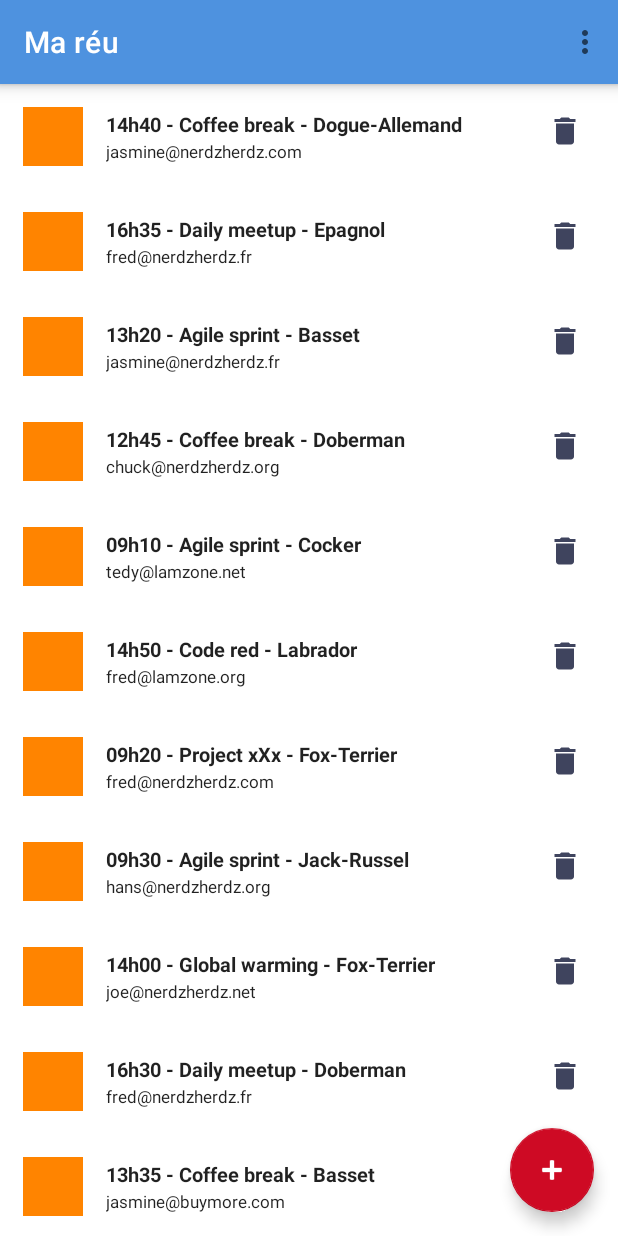
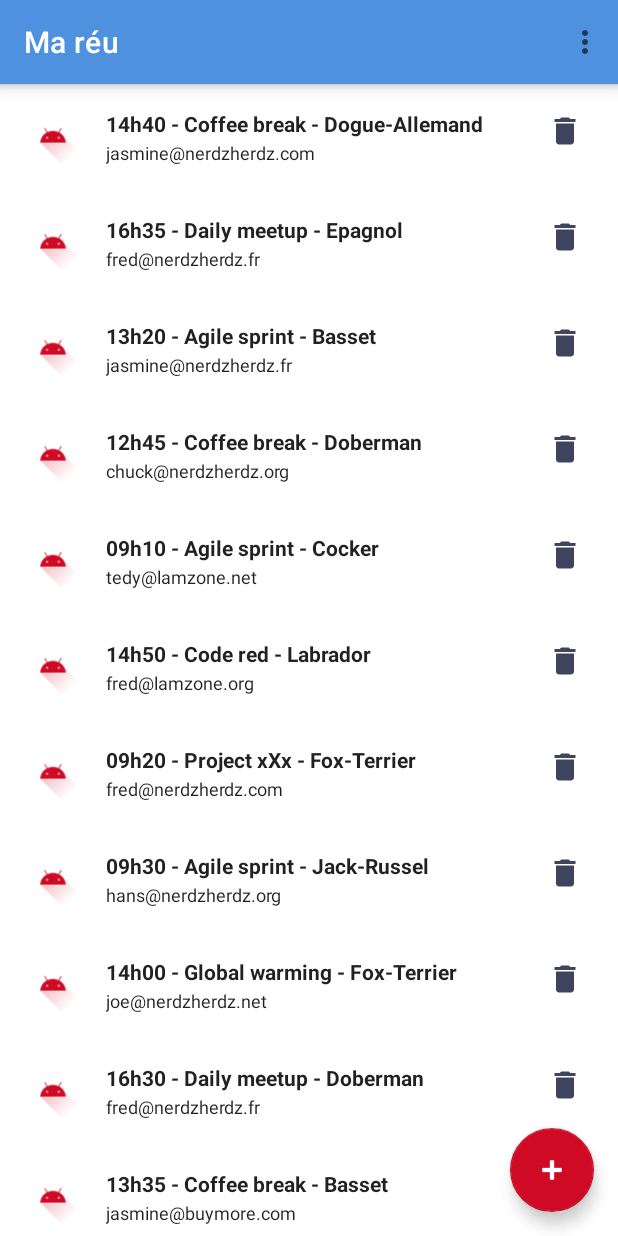
Before and after one commit to NinoDLC/Mareu, an Android app: the screen it shows after launch (MainActivity), on a phone screen of 412 x 824 dp. Run offline under Robolectric (Android 15) with nearby library versions, the phone set to English and light mode, and no system bars.

Commit message:
1h hour of Nino video : ListAdapter + private fields for viewHolder class

```diff
--- a/app/src/main/java/com/openclassrooms/mareu/model/MeetingRoom.java
+++ b/app/src/main/java/com/openclassrooms/mareu/model/MeetingRoom.java
@@ -1,4 +1,6 @@
 package com.openclassrooms.mareu.model;
+
+import androidx.annotation.DrawableRes;
 
 public class MeetingRoom {
 
@@ -7,6 +9,8 @@ public class MeetingRoom {
     private final String mLocation;
     private final String[] mDevices;
     private final int mCapacity;
+
+    @DrawableRes
     private final int mImageSrc;
 
     public MeetingRoom(int id, String name, String location, String[] devices, int capacity, int imageSrc) {
--- a/app/src/main/java/com/openclassrooms/mareu/repository/DummyMeetingRoomsGenerator.java
+++ b/app/src/main/java/com/openclassrooms/mareu/repository/DummyMeetingRoomsGenerator.java
@@ -14,7 +14,7 @@ public abstract class DummyMeetingRoomsGenerator {
 
     private static final Random mRand = new Random();
 
-    private static final int imageSrc = R.drawable.ic_launcher_background;
+    private static final int imageSrc = R.drawable.ic_launcher_foreground;
 
     private static final List<MeetingRoom> DUMMY_MEETING_ROOMS = Arrays.asList(
             new MeetingRoom(1, "Braque-de-Weimar", "1st floor, 1st door on the left", generateDevices(), 3, imageSrc),
--- a/app/src/main/java/com/openclassrooms/mareu/ui/MainActivity.java
+++ b/app/src/main/java/com/openclassrooms/mareu/ui/MainActivity.java
@@ -31,8 +31,10 @@ public class MainActivity extends AppCompatActivity {
                         Snackbar.LENGTH_LONG).show()
         );
 
+        MeetingsRecyclerViewAdapter adapter = new MeetingsRecyclerViewAdapter();
         RecyclerView recyclerView = findViewById(R.id.meeting_list);
-        recyclerView.setAdapter(new MeetingsRecyclerViewAdapter(mRepo.getMeetings()));
+        recyclerView.setAdapter(adapter);
+        adapter.submitList(mRepo.getMeetings());
     }
 
 
--- a/app/src/main/java/com/openclassrooms/mareu/ui/MeetingsRecyclerViewAdapter.java
+++ b/app/src/main/java/com/openclassrooms/mareu/ui/MeetingsRecyclerViewAdapter.java
@@ -1,6 +1,8 @@
 package com.openclassrooms.mareu.ui;
 
 import androidx.annotation.NonNull;
+import androidx.recyclerview.widget.DiffUtil;
+import androidx.recyclerview.widget.ListAdapter;
 import androidx.recyclerview.widget.RecyclerView;
 
 import android.view.LayoutInflater;
@@ -19,12 +21,10 @@ import java.text.MessageFormat;
 import java.time.format.DateTimeFormatter;
 import java.util.List;
 
-public class MeetingsRecyclerViewAdapter extends RecyclerView.Adapter<MeetingsRecyclerViewAdapter.ViewHolder> {
+public class MeetingsRecyclerViewAdapter extends ListAdapter<Meeting, MeetingsRecyclerViewAdapter.ViewHolder> {
 
-    private final List<Meeting> mMeetings;
-
-    public MeetingsRecyclerViewAdapter(List<Meeting> items) {
-        mMeetings = items;
+    public MeetingsRecyclerViewAdapter() {
+        super(new MeetingsDiffCallback());
     }
 
     @NonNull
@@ -36,37 +36,19 @@ public class MeetingsRecyclerViewAdapter extends RecyclerView.Adapter<MeetingsRe
     }
 
     @Override
-    public void onBindViewHolder(final ViewHolder holder, int position) {
-        Meeting meeting = mMeetings.get(position);
-
-        // TODO : this is ugly, but I hate eventbus even more
-        MeetingRoom mr = DependencyInjection.getMeetingsRepository().getMeetingRoomById(meeting.getMeetingRoomId());
-
-        String sep = " - ";
-        holder.mText.setText(
-                MessageFormat.format("{0}{1}{2}{3}{4}",
-                        meeting.getStart().format(DateTimeFormatter.ofPattern("kk'h'mm")),
-                        sep,
-                        meeting.getSubject(),
-                        sep,
-                        mr.getName()
-                )
-        );
-        holder.mParticipants.setText(meeting.getOwner());
-        holder.mImage.setImageResource(mr.getImageSrc());
+    public void onBindViewHolder(@NonNull MeetingsRecyclerViewAdapter.ViewHolder holder, int position) {
+        /* todo : remember : this bind method allows for all ViewHolder fields to be private !
+            generally, I guess we want private fields and (some) public methods...
+         */
+        holder.bind(getItem(position));
+        // todo : pourquoi peut-il écrire getItem(), et pas mMeetings.get()
     }
 
-    @Override
-    public int getItemCount() {
-        return mMeetings.size();
-    }
-
-
     public static class ViewHolder extends RecyclerView.ViewHolder {
-        public final TextView mText;
-        public final TextView mParticipants;
-        public final ImageView mImage;
-        public final ImageButton mDelete;
+        private final TextView mText;
+        private final TextView mParticipants;
+        private final ImageView mImage;
+        private final ImageButton mDelete;
 
         public ViewHolder(View view) {
             super(view);
@@ -76,5 +58,36 @@ public class MeetingsRecyclerViewAdapter extends RecyclerView.Adapter<MeetingsRe
             mDelete = view.findViewById(R.id.meeting_delete_button);
         }
 
+        public void bind(Meeting meeting){
+            // TODO : this is ugly, but I hate eventbus even more
+            MeetingRoom mr = DependencyInjection.getMeetingsRepository().getMeetingRoomById(meeting.getMeetingRoomId());
+            String sep = " - ";
+            if (mr != null) {
+                mText.setText(
+                        MessageFormat.format("{0}{1}{2}{3}{4}",
+                                meeting.getStart().format(DateTimeFormatter.ofPattern("kk'h'mm")),
+                                sep,
+                                meeting.getSubject(),
+                                sep,
+                                mr.getName()
+                        )
+                );
+                mParticipants.setText(meeting.getOwner());
+                mImage.setImageResource(mr.getImageSrc());
+            }
+        }
+    }
+
+    public static class MeetingsDiffCallback extends DiffUtil.ItemCallback<Meeting> {
+
+        @Override
+        public boolean areItemsTheSame(@NonNull Meeting oldItem, @NonNull Meeting newItem) {
+            return false;
+        }
+
+        @Override
+        public boolean areContentsTheSame(@NonNull Meeting oldItem, @NonNull Meeting newItem) {
+            return false;
+        }
     }
 }
--- a/app/src/main/res/layout/activity_main.xml
+++ b/app/src/main/res/layout/activity_main.xml
@@ -4,8 +4,8 @@
     xmlns:tools="http://schemas.android.com/tools"
     android:layout_width="match_parent"
     android:layout_height="match_parent"
-    tools:context=".ui.MainActivity"
-    android:clipChildren="false">
+    android:clipChildren="false"
+    tools:context=".ui.MainActivity">
 
     <com.google.android.material.appbar.AppBarLayout
         android:layout_width="match_parent"
--- a/app/src/main/res/layout/fragment_meeting.xml
+++ b/app/src/main/res/layout/fragment_meeting.xml
@@ -2,8 +2,9 @@
 
 <androidx.constraintlayout.widget.ConstraintLayout xmlns:android="http://schemas.android.com/apk/res/android"
     xmlns:app="http://schemas.android.com/apk/res-auto"
+    xmlns:tools="http://schemas.android.com/tools"
     android:layout_width="match_parent"
-    android:layout_height="70dp"
+    android:layout_height="wrap_content"
     android:padding="@dimen/spacing">
 
     <ImageView
@@ -13,11 +14,10 @@
         android:contentDescription="@string/meeting_image"
         android:scaleType="centerCrop"
         android:src="@android:drawable/ic_dialog_map"
-        app:backgroundTint="@color/red"
         app:layout_constraintBottom_toBottomOf="parent"
         app:layout_constraintStart_toStartOf="parent"
         app:layout_constraintTop_toTopOf="parent"
-        app:tint="#FF8400" />
+        app:tint="@color/red" />
 
     <TextView
         android:id="@+id/meeting_text"
@@ -26,14 +26,14 @@
         android:layout_marginHorizontal="@dimen/spacing"
         android:ellipsize="end"
         android:maxLines="1"
-        android:text="nom de ma réunion"
         android:textAppearance="?attr/textAppearanceListItem"
-        android:textSize="13sp"
+        android:textSize="14sp"
         android:textStyle="bold"
         app:layout_constraintBottom_toTopOf="@id/meeting_participants"
         app:layout_constraintEnd_toStartOf="@id/meeting_delete_button"
         app:layout_constraintStart_toEndOf="@id/meeting_image"
-        app:layout_constraintTop_toTopOf="parent" />
+        app:layout_constraintTop_toTopOf="parent"
+        tools:text="@tools:sample/date/day_of_week" />
 
     <TextView
         android:id="@+id/meeting_participants"
@@ -42,13 +42,13 @@
         android:layout_marginHorizontal="@dimen/spacing"
         android:ellipsize="end"
         android:maxLines="1"
-        android:text="Participant@moi.com"
         android:textAppearance="?attr/textAppearanceListItem"
-        android:textSize="11sp"
+        android:textSize="12sp"
         app:layout_constraintBottom_toBottomOf="parent"
         app:layout_constraintEnd_toStartOf="@id/meeting_delete_button"
         app:layout_constraintStart_toEndOf="@id/meeting_image"
-        app:layout_constraintTop_toBottomOf="@id/meeting_text" />
+        app:layout_constraintTop_toBottomOf="@id/meeting_text"
+        tools:text="@tools:sample/first_names" />
 
     <ImageButton
         android:id="@+id/meeting_delete_button"
```
